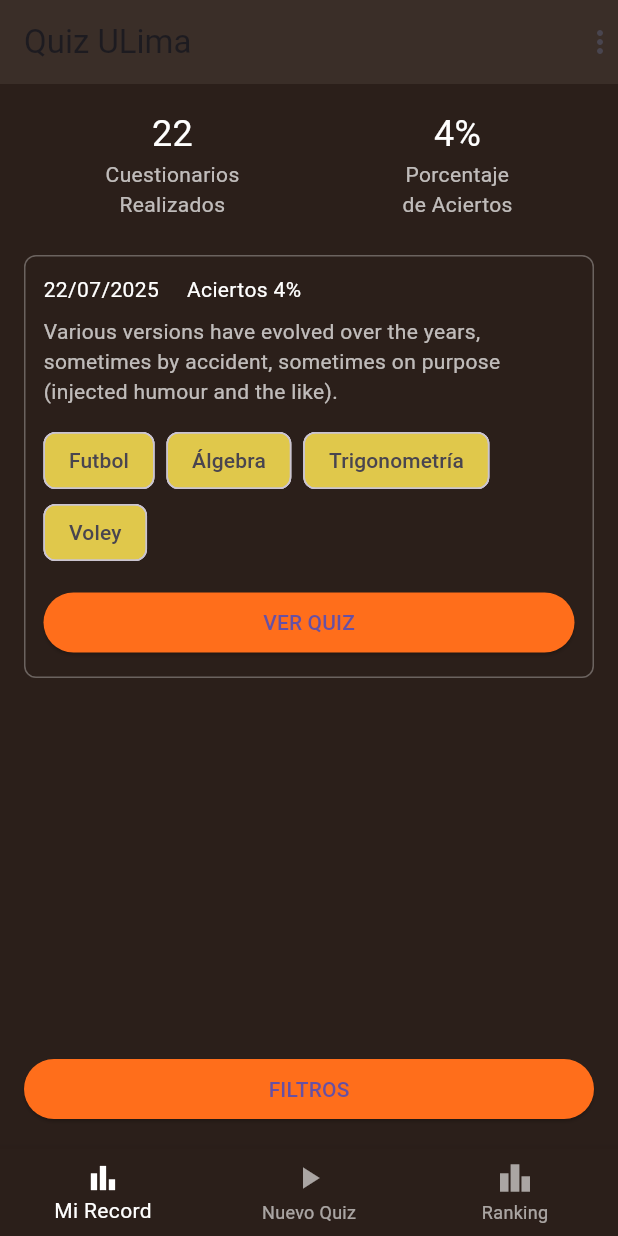
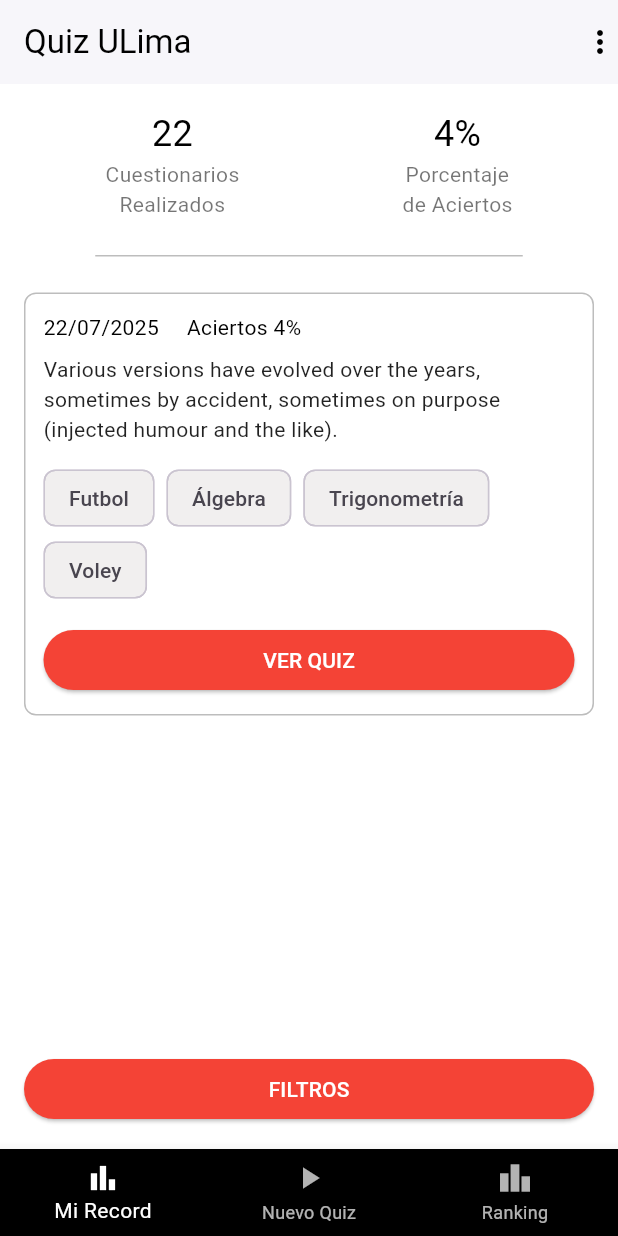
Before and after one commit to RoudiOlding/PrograMovil-2025-01, a Flutter app: the screen it shows after launch, on a phone screen of 412 x 824 dp. Run offline on Flutter 3.47's test engine with Material 3 defaults, Android fonts, the light colour scheme and no system bars; our stand-ins replace get, google_fonts.

```diff
--- a/ulima_quiz/lib/main.dart
+++ b/ulima_quiz/lib/main.dart
@@ -1,9 +1,6 @@
 import 'package:flutter/material.dart';
 import 'package:ulima_quiz/configs/theme_1.dart';
 import 'package:ulima_quiz/configs/util.dart';
-import './pages/sign_in/sign_in_page.dart';
-import './pages/recover_password/recover_password_page.dart';
-import './pages/create_account/create_account_page.dart';
 import './pages/home/home_page.dart';
 
 void main() => runApp(const MyApp());
--- a/ulima_quiz/lib/pages/create_account/create_account_page.dart
+++ b/ulima_quiz/lib/pages/create_account/create_account_page.dart
@@ -4,6 +4,8 @@ import 'create_account_controller.dart';
 
 class CreateAccountPage extends StatelessWidget {
   CreateAccountController control = Get.put(CreateAccountController());
+
+  CreateAccountPage({super.key});
 
   Widget _form(BuildContext context) {
     return Container(
@@ -94,7 +96,7 @@ class CreateAccountPage extends StatelessWidget {
                           BorderRadius.zero, // Sin redondeo en las esquinas
                     ),
                   ),
-                  child: Text('Crear cuenta'),
+                  child: const Text('Crear cuenta'),
                 ),
               ],
             ),
@@ -152,7 +154,7 @@ class CreateAccountPage extends StatelessWidget {
           top: 0,
           left: 0,
           child: IconButton(
-            icon: Icon(Icons.arrow_back_ios),
+            icon: const Icon(Icons.arrow_back_ios),
             iconSize: 50.0, // Tamaño del icono
             color: Colors.blue, // Color del icono
             onPressed: () {
--- a/ulima_quiz/lib/pages/home/home_page.dart
+++ b/ulima_quiz/lib/pages/home/home_page.dart
@@ -3,20 +3,28 @@ import 'package:get/get.dart';
 import 'home_controller.dart';
 
 class HomePage extends StatelessWidget {
-  HomeController control = Get.put(HomeController());
+  final HomeController control = Get.put(HomeController());
 
-  Widget _buildBody(BuildContext context) {
-    return Scaffold(
-      backgroundColor: const Color(0xFF2B1F1A),
-      appBar: AppBar(
-        backgroundColor: const Color(0xFF3A2E28),
-        title: const Text('Quiz ULima'),
-        actions: const [Icon(Icons.more_vert)],
+  const HomePage({super.key});
+
+  PreferredSizeWidget _appBar(BuildContext context) {
+    return AppBar(
+      backgroundColor: Colors.white,
+      title: const Text(
+        'Quiz ULima',
+        style: TextStyle(color: Colors.black),
       ),
-      bottomNavigationBar: BottomNavigationBar(
-        backgroundColor: const Color(0xFF2B1F1A),
+      iconTheme: const IconThemeData(color: Colors.black),
+      actions: const [Icon(Icons.more_vert, color: Colors.black)],
+      elevation: 1,
+    );
+  }
+
+  Widget _bottomNavigationBar(BuildContext context) {
+    return BottomNavigationBar(
+      backgroundColor: Colors.black,
       selectedItemColor: Colors.white,
-        unselectedItemColor: Colors.white60,
+      unselectedItemColor: Colors.white70,
       items: const [
         BottomNavigationBarItem(
           icon: Icon(Icons.bar_chart),
@@ -31,24 +39,32 @@ class HomePage extends StatelessWidget {
           label: 'Ranking',
         ),
       ],
-      ),
+    );
+  }
+
+  Widget _buildBody(BuildContext context) {
+    return Scaffold(
+      backgroundColor: Colors.white,
+      appBar: _appBar(context),
+      bottomNavigationBar: _bottomNavigationBar(context),
       body: Padding(
         padding: const EdgeInsets.all(16.0),
         child: Column(
           children: [
-            Row(
+            // Estadísticas
+            const Row(
               mainAxisAlignment: MainAxisAlignment.spaceAround,
-              children: const [
+              children: [
                 Column(
                   children: [
                     Text(
                       '22',
-                      style: TextStyle(fontSize: 24, color: Colors.white),
+                      style: TextStyle(fontSize: 24, color: Colors.black),
                     ),
                     Text(
                       'Cuestionarios\nRealizados',
                       textAlign: TextAlign.center,
-                      style: TextStyle(color: Colors.white70),
+                      style: TextStyle(color: Colors.black54),
                     ),
                   ],
                 ),
@@ -56,22 +72,32 @@ class HomePage extends StatelessWidget {
                   children: [
                     Text(
                       '4%',
-                      style: TextStyle(fontSize: 24, color: Colors.white),
+                      style: TextStyle(fontSize: 24, color: Colors.black),
                     ),
                     Text(
                       'Porcentaje\nde Aciertos',
                       textAlign: TextAlign.center,
-                      style: TextStyle(color: Colors.white70),
+                      style: TextStyle(color: Colors.black54),
                     ),
                   ],
                 ),
               ],
             ),
             const SizedBox(height: 24),
+            // Último quiz
+            FractionallySizedBox(
+              widthFactor: 0.75,
+              child: Container(
+                height: 1,
+                color: Colors.black26,
+              ),
+            ),
+            const SizedBox(height: 24),
+
             Container(
               padding: const EdgeInsets.all(12),
               decoration: BoxDecoration(
-                border: Border.all(color: Colors.white30),
+                border: Border.all(color: Colors.black26),
                 borderRadius: BorderRadius.circular(8),
               ),
               child: Column(
@@ -79,32 +105,32 @@ class HomePage extends StatelessWidget {
                 children: [
                   const Text(
                     "22/07/2025     Aciertos 4%",
-                    style: TextStyle(color: Colors.white),
+                    style: TextStyle(color: Colors.black),
                   ),
                   const SizedBox(height: 8),
                   const Text(
                     "Various versions have evolved over the years, sometimes by accident, sometimes on purpose (injected humour and the like).",
-                    style: TextStyle(color: Colors.white70),
+                    style: TextStyle(color: Colors.black87),
                   ),
                   const SizedBox(height: 12),
-                  Wrap(
+                  const Wrap(
                     spacing: 8,
-                    children: const [
+                    children: [
                       Chip(
                         label: Text("Futbol"),
-                        backgroundColor: Color(0xFFE0C84B),
+                        backgroundColor: Color.fromARGB(255, 241, 239, 239),
                       ),
                       Chip(
                         label: Text("Álgebra"),
-                        backgroundColor: Color(0xFFE0C84B),
+                        backgroundColor: Color.fromARGB(255, 241, 239, 239),
                       ),
                       Chip(
                         label: Text("Trigonometría"),
-                        backgroundColor: Color(0xFFE0C84B),
+                        backgroundColor: Color.fromARGB(255, 241, 239, 239),
                       ),
                       Chip(
                         label: Text("Voley"),
-                        backgroundColor: Color(0xFFE0C84B),
+                        backgroundColor: Color.fromARGB(255, 241, 239, 239),
                       ),
                     ],
                   ),
@@ -113,7 +139,8 @@ class HomePage extends StatelessWidget {
                     width: double.infinity,
                     child: ElevatedButton(
                       style: ElevatedButton.styleFrom(
-                        backgroundColor: Color(0xFFFF6E1B),
+                        backgroundColor: Colors.red,
+                        foregroundColor: Colors.white,
                       ),
                       onPressed: () {},
                       child: const Text('VER QUIZ'),
@@ -127,7 +154,8 @@ class HomePage extends StatelessWidget {
               width: double.infinity,
               child: ElevatedButton(
                 style: ElevatedButton.styleFrom(
-                  backgroundColor: Color(0xFFFF6E1B),
+                  backgroundColor: Colors.red,
+                  foregroundColor: Colors.white,
                 ),
                 onPressed: () {},
                 child: const Text('FILTROS'),
@@ -142,9 +170,8 @@ class HomePage extends StatelessWidget {
   @override
   Widget build(BuildContext context) {
     return MaterialApp(
-        home: Scaffold(
-            resizeToAvoidBottomInset: false,
-            appBar: null,
-            body: _buildBody(context)));
+      home: _buildBody(context),
+      debugShowCheckedModeBanner: false,
+    );
   }
 }
--- a/ulima_quiz/lib/pages/recover_password/recover_password_page.dart
+++ b/ulima_quiz/lib/pages/recover_password/recover_password_page.dart
@@ -4,6 +4,8 @@ import 'recover_password_controller.dart';
 
 class RecoverPasswordPage extends StatelessWidget {
   RecoverPasswordController control = Get.put(RecoverPasswordController());
+
+  RecoverPasswordPage({super.key});
 
   Widget _form(BuildContext context) {
     return Container(
@@ -56,7 +58,7 @@ class RecoverPasswordPage extends StatelessWidget {
                           BorderRadius.zero, // Sin redondeo en las esquinas
                     ),
                   ),
-                  child: Text('Recuperar contraseña'),
+                  child: const Text('Recuperar contraseña'),
                 ),
               ],
             ),
@@ -114,7 +116,7 @@ class RecoverPasswordPage extends StatelessWidget {
           top: 0,
           left: 0,
           child: IconButton(
-            icon: Icon(Icons.arrow_back_ios),
+            icon: const Icon(Icons.arrow_back_ios),
             iconSize: 50.0, // Tamaño del icono
             color: Colors.blue, // Color del icono
             onPressed: () {
--- a/ulima_quiz/lib/pages/sign_in/sign_in_page.dart
+++ b/ulima_quiz/lib/pages/sign_in/sign_in_page.dart
@@ -66,7 +66,7 @@ class SignInPage extends StatelessWidget {
                           BorderRadius.zero, // Sin redondeo en las esquinas
                     ),
                   ),
-                  child: Text('INGRESAR'),
+                  child: const Text('INGRESAR'),
                 ),
               ],
             ),
```
Lines whose indentation alone changed are shown as unchanged.
